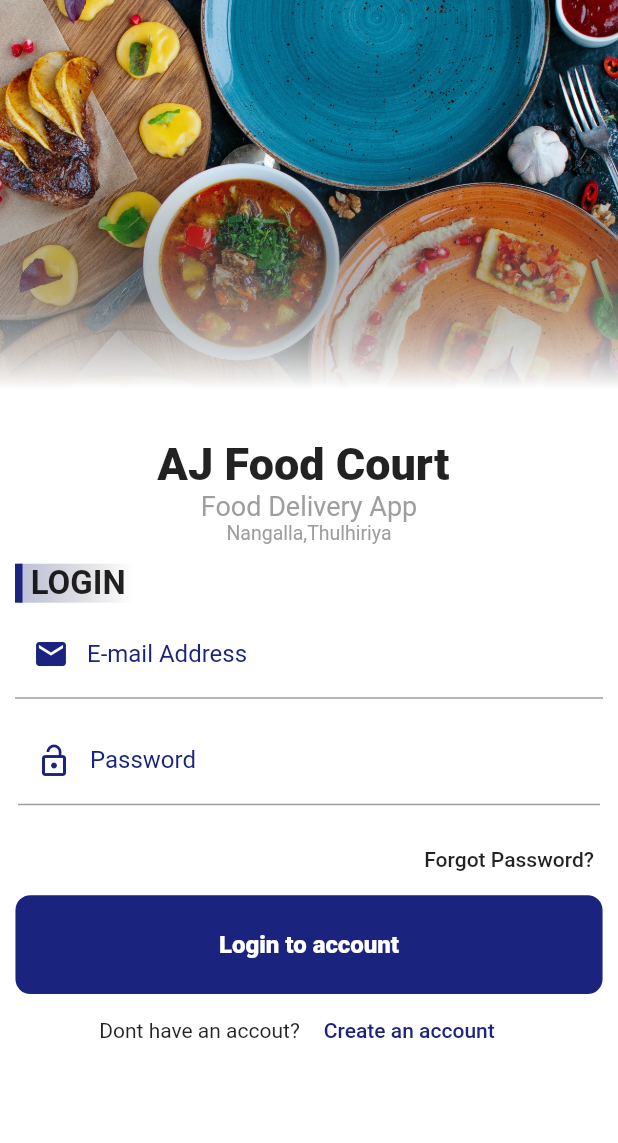
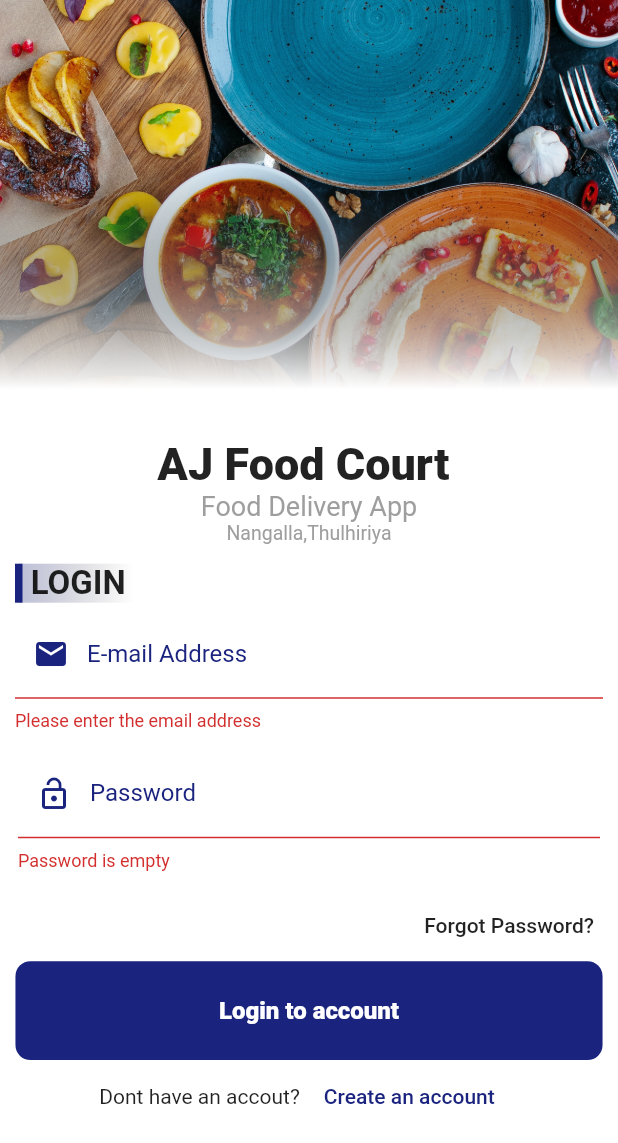
Before and after one commit to afraj18/Hotel_App_flutter, a Flutter app: the screen it shows after launch, after a tap on "Login to account", on a phone screen of 412 x 824 dp. Shown: the top 1143 px of the screen. Run offline on Flutter 3.47's test engine with Material 2 defaults, Android fonts, the phone set to English and light mode, and no system bars.

Commit message:
21.12.21

```diff
--- /dev/null
+++ b/lib/home_screen.dart
@@ -0,0 +1,23 @@
+// ignore_for_file: prefer_const_constructors
+
+import 'package:ajay/login_screen.dart';
+import 'package:flutter/material.dart';
+
+class HomeScreen extends StatelessWidget {
+  @override
+  Widget build(BuildContext context) {
+    return Scaffold(
+      body: Column(
+        children: [
+          Text("Hello Welcome to Home Page"),
+          FlatButton(
+            onPressed: () {
+              Navigator.pop(context);
+            },
+            child: Text("Go to Login"),
+          ),
+        ],
+      ),
+    );
+  }
+}
--- a/lib/login_screen.dart
+++ b/lib/login_screen.dart
@@ -1,15 +1,23 @@
-// ignore_for_file: prefer_const_constructors, duplicate_ignore
+// ignore_for_file: prefer_const_constructors, duplicate_ignore, avoid_print, unused_field
 
 import 'dart:ui';
 
 import 'package:ajay/colors.dart';
+import 'package:ajay/home_screen.dart';
 
 import 'constraints.dart';
 import 'package:flutter/material.dart';
 
-class LoginScreen extends StatelessWidget {
+class LoginScreen extends StatefulWidget {
   const LoginScreen({Key? key}) : super(key: key);
 
+  @override
+  State<LoginScreen> createState() => _LoginScreenState();
+}
+
+class _LoginScreenState extends State<LoginScreen> {
+  GlobalKey<FormState> formKey = GlobalKey<FormState>();
+  late String _email, _password;
   @override
   Widget build(BuildContext context) {
     double height = MediaQuery.of(context).size.height;
@@ -18,7 +26,11 @@ class LoginScreen extends StatelessWidget {
     return Scaffold(
       backgroundColor: Colors.white,
       resizeToAvoidBottomInset: true,
-      body: SingleChildScrollView(
+      body: GestureDetector(
+        onTap: () => FocusScope.of(context).unfocus(),
+        child: SingleChildScrollView(
+          child: Form(
+            key: formKey,
             child: Column(
               crossAxisAlignment: CrossAxisAlignment.start,
               mainAxisAlignment: MainAxisAlignment.start,
@@ -38,6 +50,7 @@ class LoginScreen extends StatelessWidget {
                       decoration: BoxDecoration(
                         // ignore: prefer_const_literals_to_create_immutables
                         gradient: LinearGradient(
+                            // ignore: prefer_const_literals_to_create_immutables
                             stops: [0.3, 0.7],
                             begin: Alignment.topCenter,
                             end: Alignment.bottomCenter,
@@ -88,7 +101,8 @@ class LoginScreen extends StatelessWidget {
                   ],
                 ),
                 Padding(
-              padding: const EdgeInsets.only(left: 10.0, top: 5.0, right: 10.0),
+                  padding:
+                      const EdgeInsets.only(left: 10.0, top: 5.0, right: 10.0),
                   child: Container(
                     child: Text(
                       " $loginPageTitle ",
@@ -115,8 +129,23 @@ class LoginScreen extends StatelessWidget {
                   ),
                 ),
                 Padding(
-              padding: const EdgeInsets.only(left: 10.0, top: 5.0, right: 10.0),
-              child: TextField(
+                  padding:
+                      const EdgeInsets.only(left: 10.0, top: 5.0, right: 10.0),
+                  child: TextFormField(
+                    onSaved: (value) {
+                      _email = value!;
+                    },
+                    validator: (value) {
+                      if (value!.isEmpty) {
+                        return "Please enter the email address";
+                      } else if (!RegExp(
+                              r"^[a-zA-Z0-9.a-zA-Z0-9.!#$%&'*+-/=?^_`{|}~]+@[a-zA-Z0-9]+\.[a-zA-Z]+")
+                          .hasMatch(value)) {
+                        return "Not a valid email";
+                      }
+                      return null;
+                    },
+                    keyboardType: TextInputType.emailAddress,
                     decoration: InputDecoration(
                         focusedBorder: UnderlineInputBorder(
                             borderSide: BorderSide(color: primaryColor)),
@@ -135,7 +164,18 @@ class LoginScreen extends StatelessWidget {
                 ),
                 Padding(
                   padding: const EdgeInsets.all(12.0),
-              child: TextField(
+                  child: TextFormField(
+                    onSaved: (value) {
+                      _password = value!;
+                    },
+                    validator: (password) {
+                      if (password!.isEmpty) {
+                        return "Password is empty";
+                      } else if (password.length < 8 || password.length > 15) {
+                        return "Please enter a strong password (Inapropriate length)";
+                      }
+                      return null;
+                    },
                     obscureText: true,
                     decoration: InputDecoration(
                         focusedBorder: UnderlineInputBorder(
@@ -171,7 +211,26 @@ class LoginScreen extends StatelessWidget {
                           Radius.circular(10),
                         ),
                       ),
-                  onPressed: () {},
+                      onPressed: () {
+                        if (formKey.currentState!.validate()) {
+                          formKey.currentState!.save();
+                          if (_email == "test@gmail.com" &&
+                              _password == "test1234") {
+                            // print("Login Success");
+                            Navigator.push(
+                              context,
+                              MaterialPageRoute(
+                                builder: (context) => HomeScreen(),
+                              ),
+                            );
+                            FocusScope.of(context).unfocus();
+                          } else {
+                            print("Invalid Credentials");
+                          }
+                        } else {
+                          print("not valid");
+                        }
+                      },
                       child: Text(
                         "Login to account",
                         style: TextStyle(
@@ -198,6 +257,8 @@ class LoginScreen extends StatelessWidget {
               ],
             ),
           ),
+        ),
+      ),
     );
   }
 }
```
Lines whose indentation alone changed are shown as unchanged.
